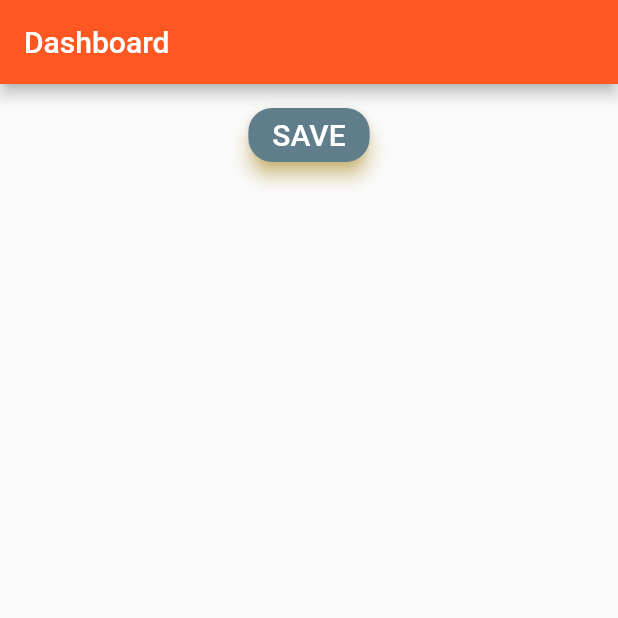
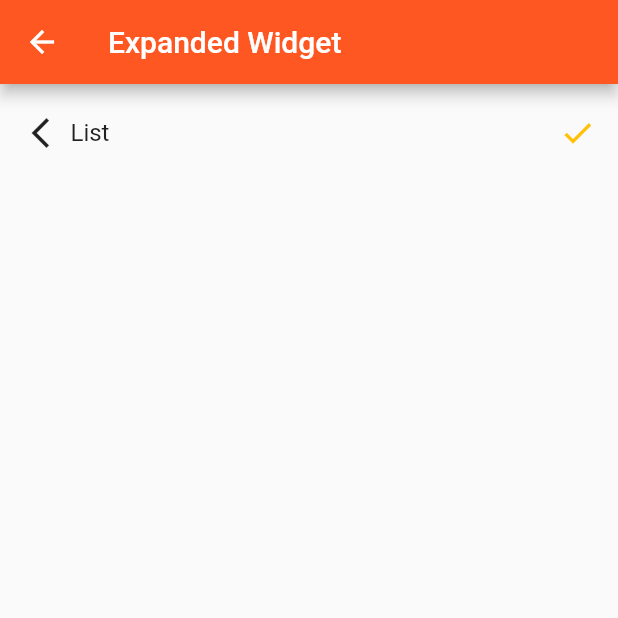
Before and after one commit to efrizalnf/flutter_widget, a Flutter app: the screen it shows after launch, on a phone screen of 412 x 824 dp, the top half of it. Run offline on Flutter 3.47's test engine with Material 2 defaults, Android fonts, the phone set to English and light mode, and no system bars; our stand-ins replace flutter_svg.

Commit message:
added expanded widget

```diff
--- a/lib/main.dart
+++ b/lib/main.dart
@@ -10,6 +10,8 @@ import 'package:project_flutter_pertama/tugas/basic-form/dialog_widget.dart';
 import 'package:project_flutter_pertama/tugas/basic-form/forms.dart';
 import 'package:project_flutter_pertama/tugas/basic-layout/aspectratiowidget.dart';
 import 'package:project_flutter_pertama/tugas/basic-layout/centerwidget.dart';
+import 'package:project_flutter_pertama/tugas/basic-layout/columnwidget.dart';
+import 'package:project_flutter_pertama/tugas/basic-layout/expandedwidget.dart';
 import 'package:project_flutter_pertama/tugas/fic_column_widget.dart';
 import 'package:project_flutter_pertama/tugas/stateless_statefull.dart';
 
@@ -28,7 +30,7 @@ class MyApp extends StatelessWidget {
       theme: ThemeData(
         primarySwatch: Colors.deepOrange,
       ),
-      home: const MyCenterWidget(),
+      home: const MyExpandedWidget(),
     );
   }
 }
--- /dev/null
+++ b/lib/tugas/basic-layout/expandedwidget.dart
@@ -0,0 +1,34 @@
+import 'package:flutter/material.dart';
+import 'package:project_flutter_pertama/tugas/basic-form/helper.dart';
+
+class MyExpandedWidget extends StatelessWidget {
+  const MyExpandedWidget({super.key});
+
+  @override
+  Widget build(BuildContext context) {
+    return Scaffold(
+      appBar: const CustomAppbar(titleValue: "Expanded Widget"),
+      body: Container(
+        padding: EdgeInsets.all(15.0),
+        child: Column(
+          children: [
+            Row(
+              children: const [
+                Icon(Icons.arrow_back_ios_new),
+                Expanded(
+                    child: Padding(
+                  padding: EdgeInsets.all(8.0),
+                  child: Text('List', style: TextStyle(fontSize: 16)),
+                )),
+                Icon(
+                  Icons.check,
+                  color: Colors.amber,
+                ),
+              ],
+            )
+          ],
+        ),
+      ),
+    );
+  }
+}
```
Also changed, not shown: lib/tugas/basic-layout/columnwidget.dart (added, +33 -0 lines).
